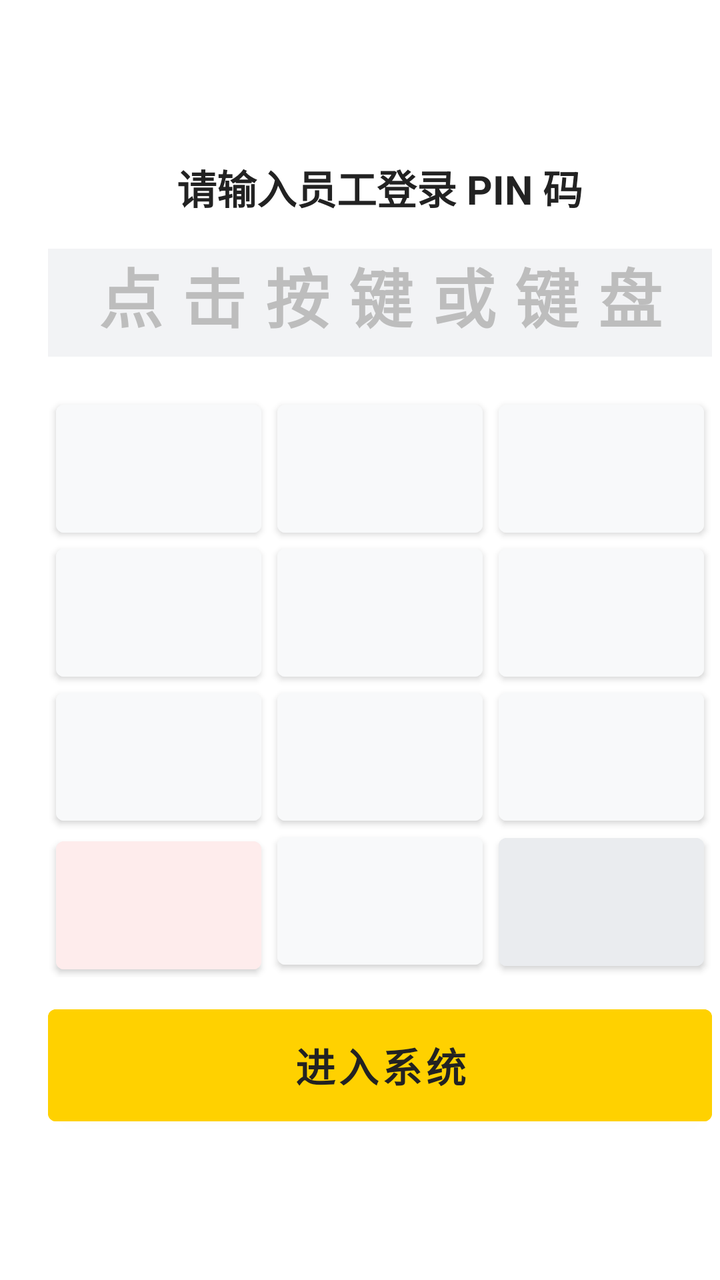
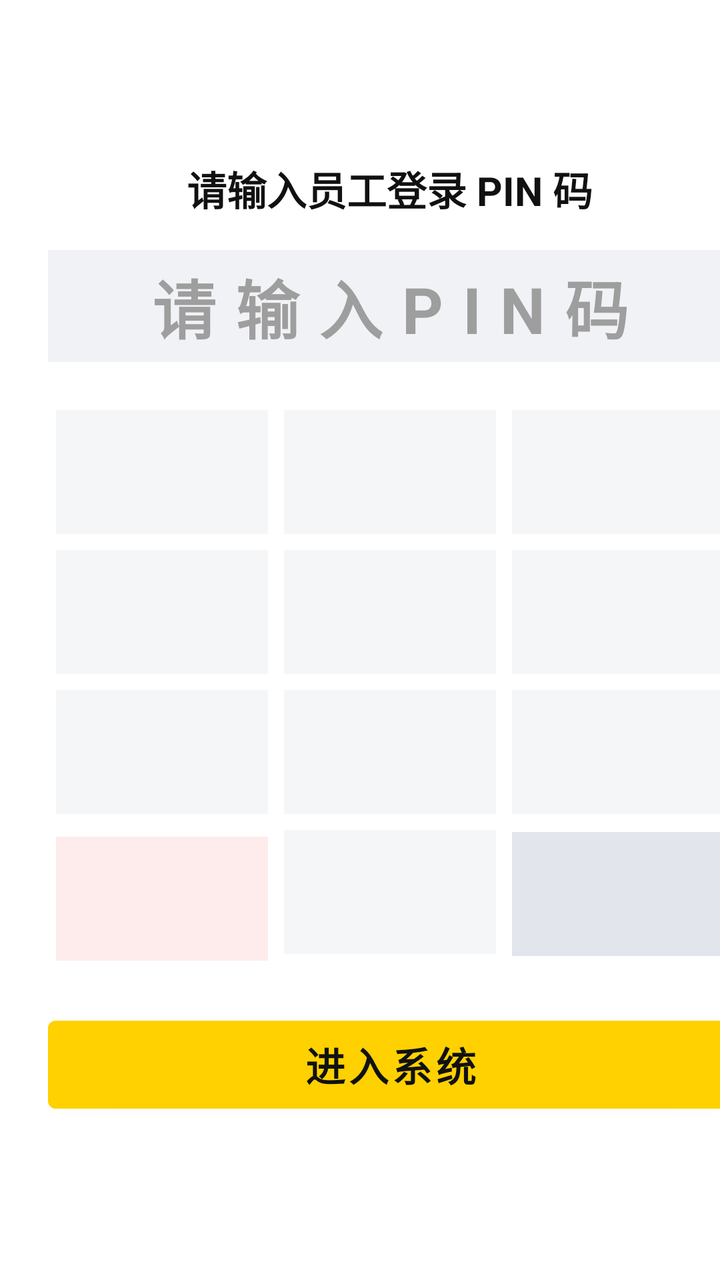

Two renders of the same Android screen: before a commit and after it. Below are the layout's source before the change and the commit's diff.
<!-- AndroidManifest.xml: application theme Theme.MeituanPosLite -->
<!-- res/layout/activity_login.xml -->
<?xml version="1.0" encoding="utf-8"?>
<LinearLayout xmlns:android="http://schemas.android.com/apk/res/android"
    android:layout_width="match_parent"
    android:layout_height="match_parent"
    android:orientation="horizontal"
    android:background="#1E232F">

    
    <LinearLayout
        android:layout_width="0dp"
        android:layout_height="match_parent"
        android:layout_weight="1"
        android:gravity="center"
        android:orientation="vertical"
        android:padding="32dp">

        <TextView
            android:layout_width="wrap_content"
            android:layout_height="wrap_content"
            android:text="美团收银 (青春版)"
            android:textColor="#FFD100"
            android:textSize="36sp"
            android:textStyle="bold" />

        <TextView
            android:layout_width="wrap_content"
            android:layout_height="wrap_content"
            android:layout_marginTop="16dp"
            android:text="纯本地单机版 | 员工交班登录"
            android:textColor="#9E9E9E"
            android:textSize="18sp" />

        <TextView
            android:layout_width="wrap_content"
            android:layout_height="wrap_content"
            android:layout_marginTop="24dp"
            android:text="默认店长密码：888888\n默认收银员密码：1234\n(支持屏幕点击或电脑小键盘直接输入)"
            android:textColor="#757575"
            android:textSize="14sp"
            android:gravity="center"
            android:lineSpacingExtra="4dp"/>
    </LinearLayout>

    
    <LinearLayout
        android:layout_width="380dp"
        android:layout_height="match_parent"
        android:gravity="center"
        android:orientation="vertical"
        android:background="#FFFFFF"
        android:padding="24dp">

        <TextView
            android:layout_width="wrap_content"
            android:layout_height="wrap_content"
            android:text="请输入员工登录 PIN 码"
            android:textColor="#222222"
            android:textSize="20sp"
            android:textStyle="bold" />

        
        <TextView
            android:id="@+id/tvPinDisplay"
            android:layout_width="match_parent"
            android:layout_height="54dp"
            android:layout_marginTop="16dp"
            android:background="#F2F3F5"
            android:gravity="center"
            android:hint="点击按键或键盘输入"
            android:textColorHint="#BDBDBD"
            android:textColor="#111111"
            android:textSize="32sp"
            android:textStyle="bold"
            android:letterSpacing="0.3" />

        
        <GridLayout
            android:layout_width="match_parent"
            android:layout_height="wrap_content"
            android:layout_marginTop="20dp"
            android:columnCount="3">

            
            <Button android:id="@+id/btn1" text="1" android:layout_width="0dp" android:layout_columnWeight="1" android:layout_height="64dp" android:layout_margin="4dp" android:textSize="24sp" android:textColor="#222222" android:backgroundTint="#F8F9FA" android:insetTop="0dp" android:insetBottom="0dp"/>
            <Button android:id="@+id/btn2" text="2" android:layout_width="0dp" android:layout_columnWeight="1" android:layout_height="64dp" android:layout_margin="4dp" android:textSize="24sp" android:textColor="#222222" android:backgroundTint="#F8F9FA" android:insetTop="0dp" android:insetBottom="0dp"/>
            <Button android:id="@+id/btn3" text="3" android:layout_width="0dp" android:layout_columnWeight="1" android:layout_height="64dp" android:layout_margin="4dp" android:textSize="24sp" android:textColor="#222222" android:backgroundTint="#F8F9FA" android:insetTop="0dp" android:insetBottom="0dp"/>

            
            <Button android:id="@+id/btn4" text="4" android:layout_width="0dp" android:layout_columnWeight="1" android:layout_height="64dp" android:layout_margin="4dp" android:textSize="24sp" android:textColor="#222222" android:backgroundTint="#F8F9FA" android:insetTop="0dp" android:insetBottom="0dp"/>
            <Button android:id="@+id/btn5" text="5" android:layout_width="0dp" android:layout_columnWeight="1" android:layout_height="64dp" android:layout_margin="4dp" android:textSize="24sp" android:textColor="#222222" android:backgroundTint="#F8F9FA" android:insetTop="0dp" android:insetBottom="0dp"/>
            <Button android:id="@+id/btn6" text="6" android:layout_width="0dp" android:layout_columnWeight="1" android:layout_height="64dp" android:layout_margin="4dp" android:textSize="24sp" android:textColor="#222222" android:backgroundTint="#F8F9FA" android:insetTop="0dp" android:insetBottom="0dp"/>

            
            <Button android:id="@+id/btn7" text="7" android:layout_width="0dp" android:layout_columnWeight="1" android:layout_height="64dp" android:layout_margin="4dp" android:textSize="24sp" android:textColor="#222222" android:backgroundTint="#F8F9FA" android:insetTop="0dp" android:insetBottom="0dp"/>
            <Button android:id="@+id/btn8" text="8" android:layout_width="0dp" android:layout_columnWeight="1" android:layout_height="64dp" android:layout_margin="4dp" android:textSize="24sp" android:textColor="#222222" android:backgroundTint="#F8F9FA" android:insetTop="0dp" android:insetBottom="0dp"/>
            <Button android:id="@+id/btn9" text="9" android:layout_width="0dp" android:layout_columnWeight="1" android:layout_height="64dp" android:layout_margin="4dp" android:textSize="24sp" android:textColor="#222222" android:backgroundTint="#F8F9FA" android:insetTop="0dp" android:insetBottom="0dp"/>

            
            <Button android:id="@+id/btnClear" text="清空" android:layout_width="0dp" android:layout_columnWeight="1" android:layout_height="64dp" android:layout_margin="4dp" android:textSize="18sp" android:textColor="#FF3B30" android:backgroundTint="#FEECEC" android:insetTop="0dp" android:insetBottom="0dp"/>
            <Button android:id="@+id/btn0" text="0" android:layout_width="0dp" android:layout_columnWeight="1" android:layout_height="64dp" android:layout_margin="4dp" android:textSize="24sp" android:textColor="#222222" android:backgroundTint="#F8F9FA" android:insetTop="0dp" android:insetBottom="0dp"/>
            <Button android:id="@+id/btnDelete" text="←" android:layout_width="0dp" android:layout_columnWeight="1" android:layout_height="64dp" android:layout_margin="4dp" android:textSize="22sp" android:textColor="#222222" android:backgroundTint="#EAECEF" android:insetTop="0dp" android:insetBottom="0dp"/>
        </GridLayout>

        
        <Button
            android:id="@+id/btnLogin"
            android:layout_width="match_parent"
            android:layout_height="56dp"
            android:layout_marginTop="16dp"
            android:text="进入系统"
            android:textStyle="bold"
            android:textSize="20sp"
            android:backgroundTint="#FFD100"
            android:textColor="#222222"
            android:insetTop="0dp"
            android:insetBottom="0dp"/>
    </LinearLayout>
</LinearLayout>
<!-- resources referenced by this layout -->
<resources>
  <style name="Theme.MeituanPosLite" parent="Theme.MaterialComponents.Light.NoActionBar">
          <item name="colorPrimary">@color/meituan_yellow</item>
          <item name="colorSecondary">#333333</item>
          <item name="android:statusBarColor">#FFD100</item>
      </style>
  <color name="meituan_yellow">#FFD100</color>
</resources>

<!-- the commit's change to res/layout/activity_login.xml (unified diff, before → after) -->
@@ -3,7 +3,7 @@
     android:layout_width="match_parent"
     android:layout_height="match_parent"
     android:orientation="horizontal"
-    android:background="#1E232F">
+    android:background="#1B202E">
 
     
     <LinearLayout
@@ -26,24 +26,24 @@
             android:layout_width="wrap_content"
             android:layout_height="wrap_content"
             android:layout_marginTop="16dp"
-            android:text="纯本地单机版 | 员工交班登录"
-            android:textColor="#9E9E9E"
+            android:text="纯本地单机版 | 堂食桌台与快餐系统"
+            android:textColor="#A0A5BA"
             android:textSize="18sp" />
 
         <TextView
             android:layout_width="wrap_content"
             android:layout_height="wrap_content"
-            android:layout_marginTop="24dp"
-            android:text="默认店长密码：888888\n默认收银员密码：1234\n(支持屏幕点击或电脑小键盘直接输入)"
-            android:textColor="#757575"
-            android:textSize="14sp"
+            android:layout_marginTop="28dp"
+            android:text="初始账号密码：\n店长 PIN: 888888\n收银员 PIN: 1234\n(支持触摸点击或电脑键盘直接输入)"
+            android:textColor="#7A819B"
+            android:textSize="15sp"
             android:gravity="center"
-            android:lineSpacingExtra="4dp"/>
+            android:lineSpacingExtra="6dp"/>
     </LinearLayout>
 
     
     <LinearLayout
-        android:layout_width="380dp"
+        android:layout_width="390dp"
         android:layout_height="match_parent"
         android:gravity="center"
         android:orientation="vertical"
@@ -54,21 +54,20 @@
             android:layout_width="wrap_content"
             android:layout_height="wrap_content"
             android:text="请输入员工登录 PIN 码"
-            android:textColor="#222222"
+            android:textColor="#111111"
             android:textSize="20sp"
             android:textStyle="bold" />
 
-        
         <TextView
             android:id="@+id/tvPinDisplay"
             android:layout_width="match_parent"
-            android:layout_height="54dp"
+            android:layout_height="56dp"
             android:layout_marginTop="16dp"
-            android:background="#F2F3F5"
+            android:background="#F0F2F5"
             android:gravity="center"
-            android:hint="点击按键或键盘输入"
-            android:textColorHint="#BDBDBD"
-            android:textColor="#111111"
+            android:hint="请输入PIN码"
+            android:textColorHint="#9E9E9E"
+            android:textColor="#000000"
             android:textSize="32sp"
             android:textStyle="bold"
             android:letterSpacing="0.3" />
@@ -80,39 +79,32 @@
             android:layout_marginTop="20dp"
             android:columnCount="3">
 
-            
-            <Button android:id="@+id/btn1" text="1" android:layout_width="0dp" android:layout_columnWeight="1" android:layout_height="64dp" android:layout_margin="4dp" android:textSize="24sp" android:textColor="#222222" android:backgroundTint="#F8F9FA" android:insetTop="0dp" android:insetBottom="0dp"/>
-            <Button android:id="@+id/btn2" text="2" android:layout_width="0dp" android:layout_columnWeight="1" android:layout_height="64dp" android:layout_margin="4dp" android:textSize="24sp" android:textColor="#222222" android:backgroundTint="#F8F9FA" android:insetTop="0dp" android:insetBottom="0dp"/>
-            <Button android:id="@+id/btn3" text="3" android:layout_width="0dp" android:layout_columnWeight="1" android:layout_height="64dp" android:layout_margin="4dp" android:textSize="24sp" android:textColor="#222222" android:backgroundTint="#F8F9FA" android:insetTop="0dp" android:insetBottom="0dp"/>
+            <TextView android:id="@+id/btn1" text="1" android:layout_width="0dp" android:layout_columnWeight="1" android:layout_height="62dp" android:layout_margin="4dp" android:gravity="center" android:textSize="28sp" android:textStyle="bold" android:textColor="#111111" android:background="#F5F6F8" android:clickable="true" android:focusable="true"/>
+            <TextView android:id="@+id/btn2" text="2" android:layout_width="0dp" android:layout_columnWeight="1" android:layout_height="62dp" android:layout_margin="4dp" android:gravity="center" android:textSize="28sp" android:textStyle="bold" android:textColor="#111111" android:background="#F5F6F8" android:clickable="true" android:focusable="true"/>
+            <TextView android:id="@+id/btn3" text="3" android:layout_width="0dp" android:layout_columnWeight="1" android:layout_height="62dp" android:layout_margin="4dp" android:gravity="center" android:textSize="28sp" android:textStyle="bold" android:textColor="#111111" android:background="#F5F6F8" android:clickable="true" android:focusable="true"/>
 
-            
-            <Button android:id="@+id/btn4" text="4" android:layout_width="0dp" android:layout_columnWeight="1" android:layout_height="64dp" android:layout_margin="4dp" android:textSize="24sp" android:textColor="#222222" android:backgroundTint="#F8F9FA" android:insetTop="0dp" android:insetBottom="0dp"/>
-            <Button android:id="@+id/btn5" text="5" android:layout_width="0dp" android:layout_columnWeight="1" android:layout_height="64dp" android:layout_margin="4dp" android:textSize="24sp" android:textColor="#222222" android:backgroundTint="#F8F9FA" android:insetTop="0dp" android:insetBottom="0dp"/>
-            <Button android:id="@+id/btn6" text="6" android:layout_width="0dp" android:layout_columnWeight="1" android:layout_height="64dp" android:layout_margin="4dp" android:textSize="24sp" android:textColor="#222222" android:backgroundTint="#F8F9FA" android:insetTop="0dp" android:insetBottom="0dp"/>
+            <TextView android:id="@+id/btn4" text="4" android:layout_width="0dp" android:layout_columnWeight="1" android:layout_height="62dp" android:layout_margin="4dp" android:gravity="center" android:textSize="28sp" android:textStyle="bold" android:textColor="#111111" android:background="#F5F6F8" android:clickable="true" android:focusable="true"/>
+            <TextView android:id="@+id/btn5" text="5" android:layout_width="0dp" android:layout_columnWeight="1" android:layout_height="62dp" android:layout_margin="4dp" android:gravity="center" android:textSize="28sp" android:textStyle="bold" android:textColor="#111111" android:background="#F5F6F8" android:clickable="true" android:focusable="true"/>
+            <TextView android:id="@+id/btn6" text="6" android:layout_width="0dp" android:layout_columnWeight="1" android:layout_height="62dp" android:layout_margin="4dp" android:gravity="center" android:textSize="28sp" android:textStyle="bold" android:textColor="#111111" android:background="#F5F6F8" android:clickable="true" android:focusable="true"/>
 
-            
-            <Button android:id="@+id/btn7" text="7" android:layout_width="0dp" android:layout_columnWeight="1" android:layout_height="64dp" android:layout_margin="4dp" android:textSize="24sp" android:textColor="#222222" android:backgroundTint="#F8F9FA" android:insetTop="0dp" android:insetBottom="0dp"/>
-            <Button android:id="@+id/btn8" text="8" android:layout_width="0dp" android:layout_columnWeight="1" android:layout_height="64dp" android:layout_margin="4dp" android:textSize="24sp" android:textColor="#222222" android:backgroundTint="#F8F9FA" android:insetTop="0dp" android:insetBottom="0dp"/>
-            <Button android:id="@+id/btn9" text="9" android:layout_width="0dp" android:layout_columnWeight="1" android:layout_height="64dp" android:layout_margin="4dp" android:textSize="24sp" android:textColor="#222222" android:backgroundTint="#F8F9FA" android:insetTop="0dp" android:insetBottom="0dp"/>
+            <TextView android:id="@+id/btn7" text="7" android:layout_width="0dp" android:layout_columnWeight="1" android:layout_height="62dp" android:layout_margin="4dp" android:gravity="center" android:textSize="28sp" android:textStyle="bold" android:textColor="#111111" android:background="#F5F6F8" android:clickable="true" android:focusable="true"/>
+            <TextView android:id="@+id/btn8" text="8" android:layout_width="0dp" android:layout_columnWeight="1" android:layout_height="62dp" android:layout_margin="4dp" android:gravity="center" android:textSize="28sp" android:textStyle="bold" android:textColor="#111111" android:background="#F5F6F8" android:clickable="true" android:focusable="true"/>
+            <TextView android:id="@+id/btn9" text="9" android:layout_width="0dp" android:layout_columnWeight="1" android:layout_height="62dp" android:layout_margin="4dp" android:gravity="center" android:textSize="28sp" android:textStyle="bold" android:textColor="#111111" android:background="#F5F6F8" android:clickable="true" android:focusable="true"/>
 
-            
-            <Button android:id="@+id/btnClear" text="清空" android:layout_width="0dp" android:layout_columnWeight="1" android:layout_height="64dp" android:layout_margin="4dp" android:textSize="18sp" android:textColor="#FF3B30" android:backgroundTint="#FEECEC" android:insetTop="0dp" android:insetBottom="0dp"/>
-            <Button android:id="@+id/btn0" text="0" android:layout_width="0dp" android:layout_columnWeight="1" android:layout_height="64dp" android:layout_margin="4dp" android:textSize="24sp" android:textColor="#222222" android:backgroundTint="#F8F9FA" android:insetTop="0dp" android:insetBottom="0dp"/>
-            <Button android:id="@+id/btnDelete" text="←" android:layout_width="0dp" android:layout_columnWeight="1" android:layout_height="64dp" android:layout_margin="4dp" android:textSize="22sp" android:textColor="#222222" android:backgroundTint="#EAECEF" android:insetTop="0dp" android:insetBottom="0dp"/>
+            <TextView android:id="@+id/btnClear" text="清空" android:layout_width="0dp" android:layout_columnWeight="1" android:layout_height="62dp" android:layout_margin="4dp" android:gravity="center" android:textSize="20sp" android:textStyle="bold" android:textColor="#FF3B30" android:background="#FEECEC" android:clickable="true" android:focusable="true"/>
+            <TextView android:id="@+id/btn0" text="0" android:layout_width="0dp" android:layout_columnWeight="1" android:layout_height="62dp" android:layout_margin="4dp" android:gravity="center" android:textSize="28sp" android:textStyle="bold" android:textColor="#111111" android:background="#F5F6F8" android:clickable="true" android:focusable="true"/>
+            <TextView android:id="@+id/btnDelete" text="←" android:layout_width="0dp" android:layout_columnWeight="1" android:layout_height="62dp" android:layout_margin="4dp" android:gravity="center" android:textSize="26sp" android:textStyle="bold" android:textColor="#111111" android:background="#E2E5EC" android:clickable="true" android:focusable="true"/>
         </GridLayout>
 
-        
         <Button
             android:id="@+id/btnLogin"
             android:layout_width="match_parent"
             android:layout_height="56dp"
-            android:layout_marginTop="16dp"
+            android:layout_marginTop="20dp"
             android:text="进入系统"
             android:textStyle="bold"
             android:textSize="20sp"
             android:backgroundTint="#FFD100"
-            android:textColor="#222222"
-            android:insetTop="0dp"
-            android:insetBottom="0dp"/>
+            android:textColor="#111111"/>
     </LinearLayout>
 </LinearLayout>
